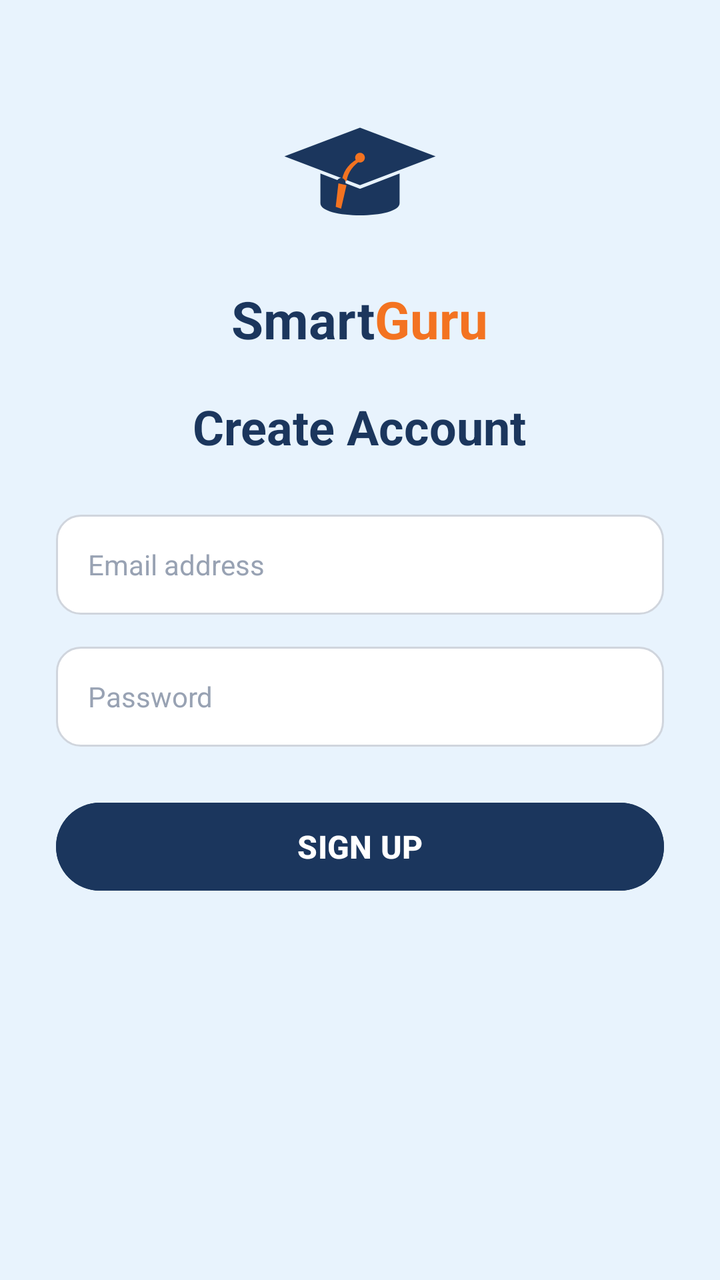
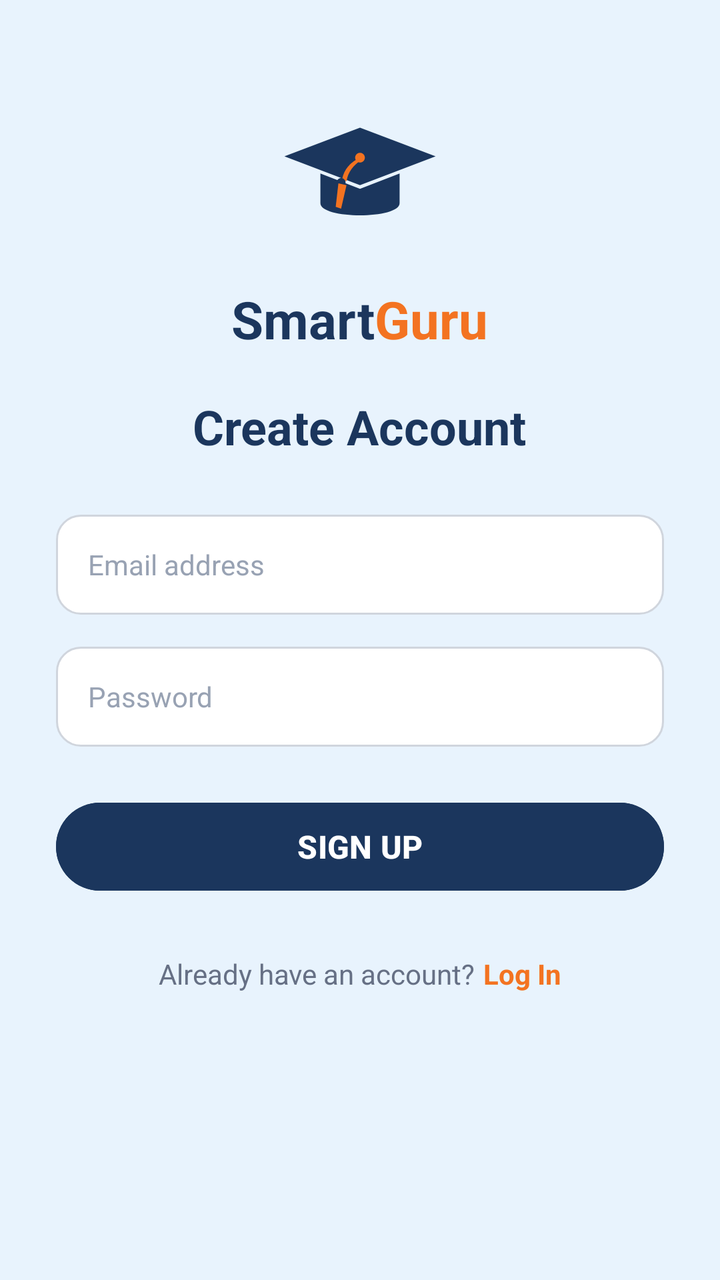

An Android layout rendered at two revisions. The XML below is the earlier revision; the diff shows what the commit changed to produce the second picture.
<!-- AndroidManifest.xml: application theme Theme.SmartGuru -->
<!-- res/layout/activity_signup.xml -->
<?xml version="1.0" encoding="utf-8"?>
<ScrollView xmlns:android="http://schemas.android.com/apk/res/android"
    android:layout_width="match_parent"
    android:layout_height="match_parent"
    android:background="@color/bg_splash_login"
    android:fillViewport="true">

    <LinearLayout
        android:layout_width="match_parent"
        android:layout_height="wrap_content"
        android:gravity="center_horizontal"
        android:orientation="vertical"
        android:padding="28dp">

        
        <ImageView
            android:id="@+id/imgLogo"
            android:layout_width="90dp"
            android:layout_height="90dp"
            android:layout_marginTop="16dp"
            android:contentDescription="@string/logo_content_description"
            android:src="@drawable/ic_logo" />

        
        <LinearLayout
            android:layout_width="wrap_content"
            android:layout_height="wrap_content"
            android:layout_marginTop="8dp"
            android:gravity="center"
            android:orientation="horizontal">

            <TextView
                android:layout_width="wrap_content"
                android:layout_height="wrap_content"
                android:text="@string/text_smart"
                android:textColor="@color/smart_blue"
                android:textSize="26sp"
                android:textStyle="bold" />

            <TextView
                android:layout_width="wrap_content"
                android:layout_height="wrap_content"
                android:text="@string/text_guru"
                android:textColor="@color/guru_orange"
                android:textSize="26sp"
                android:textStyle="bold" />
        </LinearLayout>

        
        <TextView
            android:layout_width="wrap_content"
            android:layout_height="wrap_content"
            android:layout_marginTop="20dp"
            android:layout_marginBottom="28dp"
            android:text="@string/create_account"
            android:textColor="@color/smart_blue"
            android:textSize="24sp"
            android:textStyle="bold" />

        
        <EditText
            android:id="@+id/etSignupEmail"
            android:layout_width="match_parent"
            android:layout_height="50dp"
            android:layout_marginBottom="16dp"
            android:background="@drawable/bg_input_field"
            android:hint="@string/hint_email"
            android:inputType="textEmailAddress"
            android:paddingHorizontal="16dp"
            android:textColor="#333333"
            android:textColorHint="#98A2B3"
            android:textSize="14sp" />

        
        <EditText
            android:id="@+id/etSignupPassword"
            android:layout_width="match_parent"
            android:layout_height="50dp"
            android:layout_marginBottom="24dp"
            android:background="@drawable/bg_input_field"
            android:hint="@string/hint_password"
            android:inputType="textPassword"
            android:paddingHorizontal="16dp"
            android:textColor="#333333"
            android:textColorHint="#98A2B3"
            android:textSize="14sp" />

        
        <Button
            android:id="@+id/btnSignup"
            android:layout_width="match_parent"
            android:layout_height="52dp"
            android:backgroundTint="@color/smart_blue"
            android:text="@string/btn_signup_caps"
            android:textColor="#FFFFFF"
            android:textSize="16sp"
            android:textStyle="bold" />

    </LinearLayout>
</ScrollView>
<!-- resources referenced by this layout -->
<resources>
  <color name="bg_splash_login">#E8F3FD</color>
  <color name="guru_orange">#F37321</color>
  <color name="smart_blue">#1B365D</color>
  <!-- drawable bg_input_field (drawable) -->
  <?xml version="1.0" encoding="utf-8"?>
  <shape xmlns:android="http://schemas.android.com/apk/res/android"
      android:shape="rectangle">
      <solid android:color="#FFFFFF" />
      <stroke
          android:width="1dp"
          android:color="#D0D5DD" />
      <corners android:radius="12dp" />
  </shape>
  <!-- drawable ic_logo (drawable) -->
  <?xml version="1.0" encoding="utf-8"?>
  <vector xmlns:android="http://schemas.android.com/apk/res/android"
      android:width="120dp"
      android:height="120dp"
      android:viewportWidth="100"
      android:viewportHeight="100">
  
      
      <path
          android:fillColor="#1B365D"
          android:pathData="M 50,22 L 92,38 L 50,54 L 8,38 Z" />
  
      
      <path
          android:fillColor="#1B365D"
          android:pathData="M 28,47.5 L 28,64 C 28,73 72,73 72,64 L 72,47.5 L 50,56 Z" />
  
      
      <path
          android:fillColor="#F37321"
          android:pathData="M 50,36 C 51.5,36 52.7,37.2 52.7,38.7 C 52.7,40.2 51.5,41.4 50,41.4 C 48.5,41.4 47.3,40.2 47.3,38.7 C 47.3,37.2 48.5,36 50,36 Z" />
  
      
      <path
          android:fillColor="#F37321"
          android:pathData="M 50,38.7 C 45,41 41,45 40,51 L 42.5,51.8 C 43.3,46.5 46.5,43 50,40.5 Z" />
  
      
      <path
          android:fillColor="#1B365D"
          android:pathData="M 39.5,50 C 40.8,50 42,51.2 42,52.5 C 42,53.8 40.8,55 39.5,55 C 38.2,55 37,53.8 37,52.5 C 37,51.2 38.2,50 39.5,50 Z" />
  
      
      <path
          android:fillColor="#F37321"
          android:pathData="M 38,53 L 42.5,54 L 39.5,67 L 36.5,66 Z" />
  
  </vector>
  <string name="btn_signup_caps">SIGN UP</string>
  <string name="create_account">Create Account</string>
  <string name="hint_email">Email address</string>
  <string name="hint_password">Password</string>
  <string name="logo_content_description">SmartGuru Logo</string>
  <string name="text_guru">Guru</string>
  <string name="text_smart">Smart</string>
  <style name="Theme.SmartGuru" parent="Base.Theme.SmartGuru" />
  <style name="Base.Theme.SmartGuru" parent="Theme.Material3.DayNight.NoActionBar">
          
          
      </style>
</resources>

<!-- the commit's change to res/layout/activity_signup.xml (unified diff, before → after) -->
@@ -96,5 +96,34 @@
             android:textSize="16sp"
             android:textStyle="bold" />
 
+        
+        <LinearLayout
+            android:layout_width="wrap_content"
+            android:layout_height="wrap_content"
+            android:layout_marginTop="28dp"
+            android:layout_marginBottom="16dp"
+            android:gravity="center"
+            android:orientation="horizontal">
+
+            <TextView
+                android:layout_width="wrap_content"
+                android:layout_height="wrap_content"
+                android:text="@string/already_have_account"
+                android:textColor="#667085"
+                android:textSize="14sp" />
+
+            <TextView
+                android:id="@+id/tvGoToLogin"
+                android:layout_width="wrap_content"
+                android:layout_height="wrap_content"
+                android:layout_marginStart="4dp"
+                android:clickable="true"
+                android:focusable="true"
+                android:text="@string/btn_login"
+                android:textColor="@color/guru_orange"
+                android:textSize="14sp"
+                android:textStyle="bold" />
+        </LinearLayout>
+
     </LinearLayout>
 </ScrollView>
<!-- resource entries referenced after the edit -->
@@ -52,6 +52,8 @@
           android:pathData="M 38,53 L 42.5,54 L 39.5,67 L 36.5,66 Z" />
   
   </vector>
+  <string name="already_have_account">Already have an account?</string>
+  <string name="btn_login">Log In</string>
   <string name="btn_signup_caps">SIGN UP</string>
   <string name="create_account">Create Account</string>
   <string name="hint_email">Email address</string>
